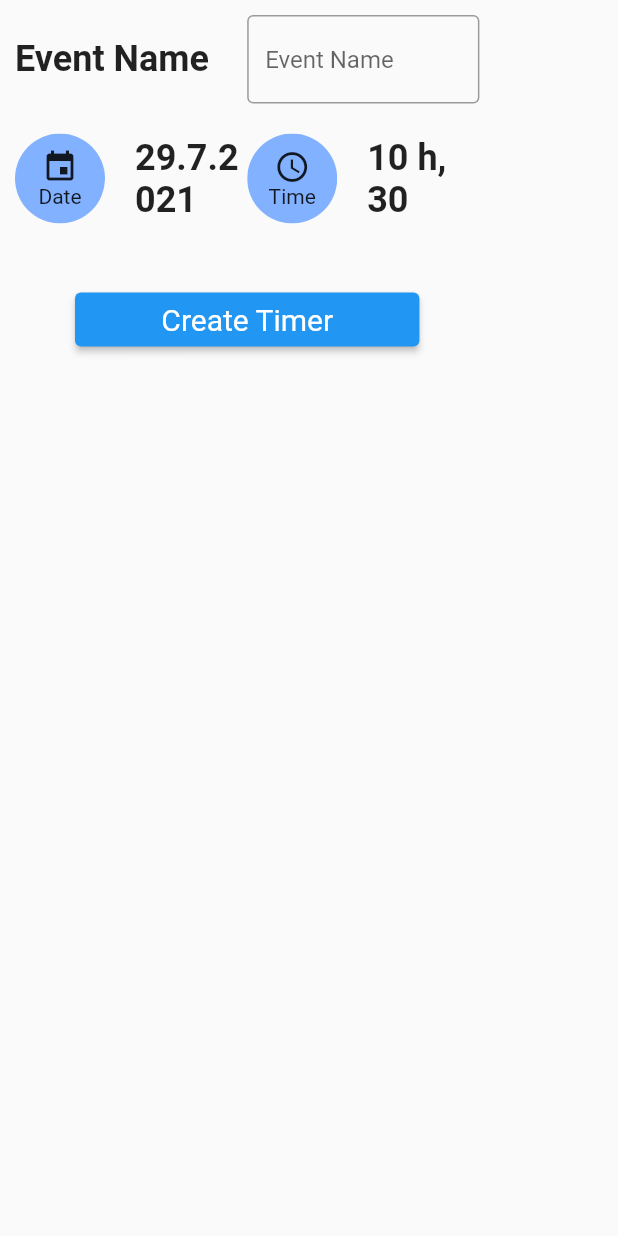
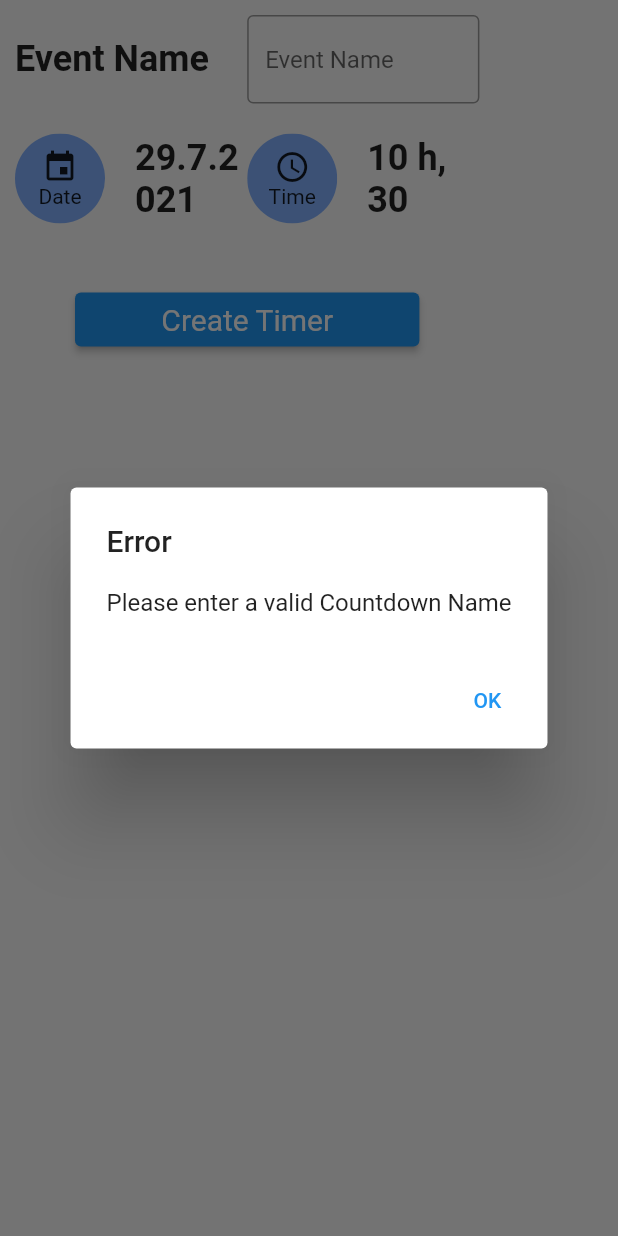
Before and after one commit to amadron/flutter-countdown-app, a Flutter app: the CountDownSetter widget shown alone on an empty page, opened directly, after a tap on "Create Timer", on a phone screen of 412 x 824 dp. Run offline on Flutter 3.47's test engine with Material 2 defaults, Android fonts, the light colour scheme and no system bars; our stand-ins replace shared_preferences; missing offline and left inert: dart:html; accounts and stored records are empty.

Commit message:
Added Alert Messages

```diff
--- a/lib/countdown_setter.dart
+++ b/lib/countdown_setter.dart
@@ -22,6 +22,22 @@ class _CountdownSetterState extends State<CountDownSetter> {
   final Color color = const Color(0x000000);
 
   _CountdownSetterState createState() => _CountdownSetterState();
+
+  void displayDialog(String title, String message) {
+    showDialog<String>(
+      context: context,
+      builder: (BuildContext context) => AlertDialog(
+        title: Text(title),
+        content: Text(message),
+        actions: <Widget>[
+          TextButton(
+            onPressed: () => Navigator.pop(context, 'OK'),
+            child: const Text('OK'),
+          ),
+        ],
+      ),
+    );
+  }
 
   @override
   Widget build(BuildContext context) {
@@ -134,12 +150,16 @@ class _CountdownSetterState extends State<CountDownSetter> {
                         .addCountDown(newCountdown);
                     developer.log(
                         "Added Countdown of Name: ${newCountdown.eventName}, with Countdown: T:${newCountdown.targetDateTime.hour}:${newCountdown.targetDateTime.minute} D:${newCountdown.targetDateTime.day}.${newCountdown.targetDateTime.month}${newCountdown.targetDateTime.year} ");
+                    displayDialog("Success", "Countdown was created");
                   } else {
                     if (nameExists) {
                       developer.log("Countdown with name already Exist!");
+                      displayDialog("Error", "Countdown already Exists!");
                     }
                     if (!nameValid) {
                       developer.log("Please enter a valid countdown name");
+                      displayDialog(
+                          "Error", "Please enter a valid Countdown Name");
                     }
                   }
                 },
```
